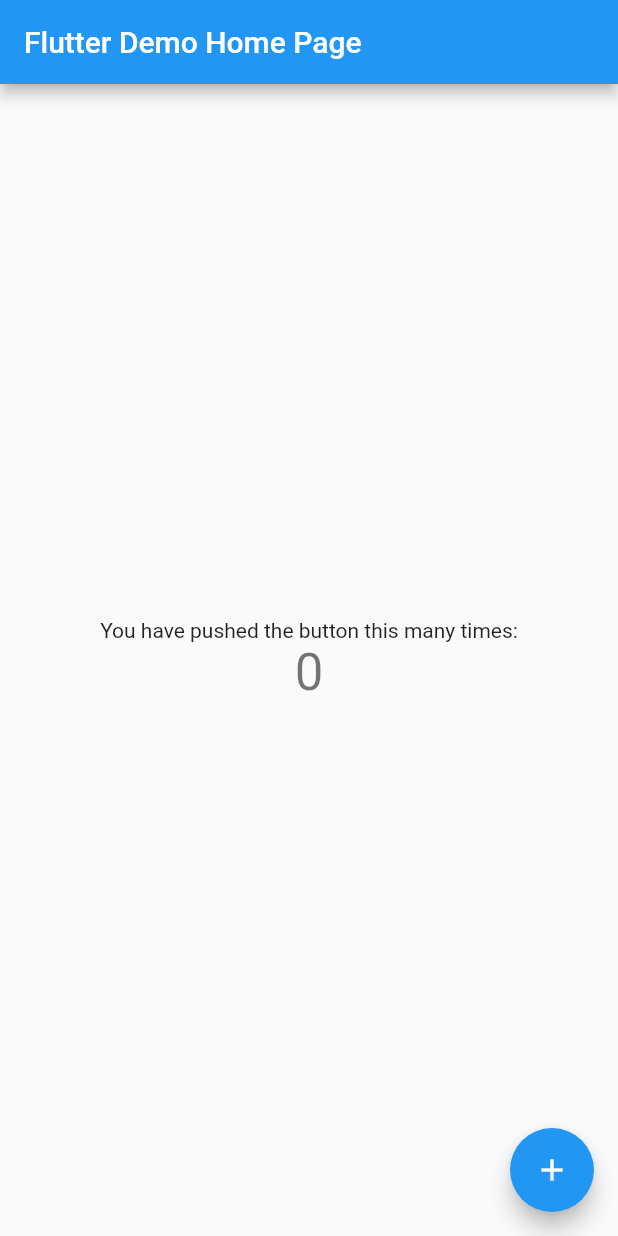
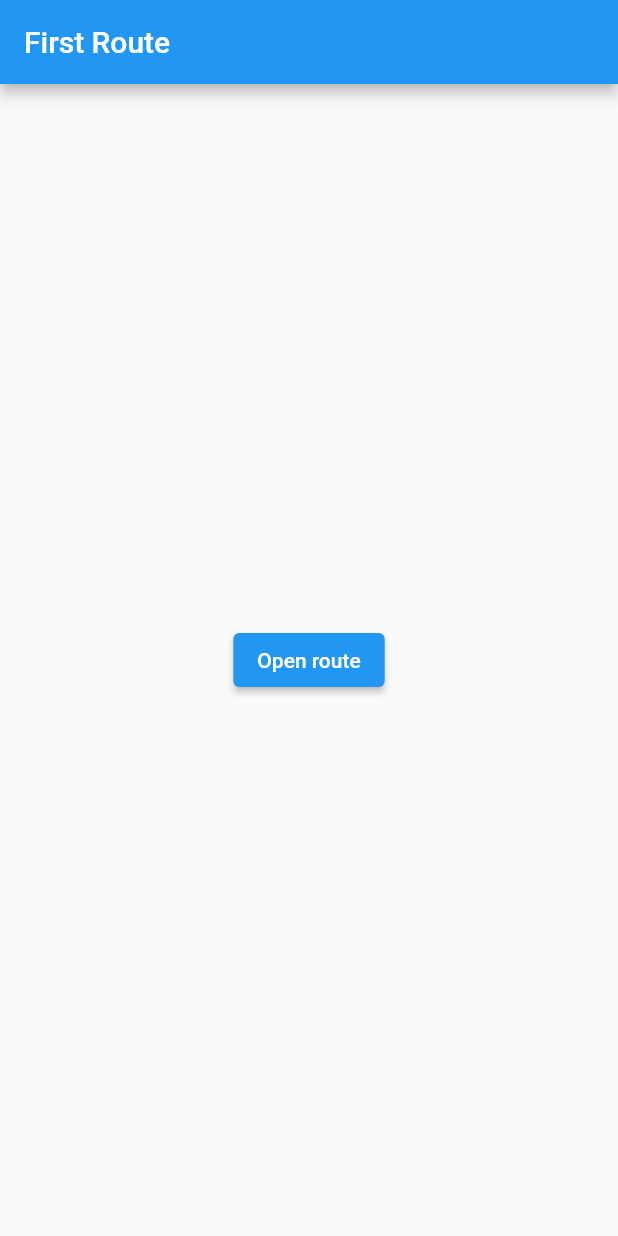
Before and after one commit to Fariszz/Flutter_Navigation, a Flutter app: the screen it shows after launch, on a phone screen of 412 x 824 dp. Run offline on Flutter 3.47's test engine with Material 2 defaults, Android fonts, the phone set to English and light mode, and no system bars.

Commit message:
Create two routes

```diff
--- a/navigate_new_screen_and_back/lib/main.dart
+++ b/navigate_new_screen_and_back/lib/main.dart
@@ -13,103 +13,52 @@
     return MaterialApp(
       title: 'Flutter Demo',
       theme: ThemeData(
-        // This is the theme of your application.
-        //
-        // Try running your application with "flutter run". You'll see the
-        // application has a blue toolbar. Then, without quitting the app, try
-        // changing the primarySwatch below to Colors.green and then invoke
-        // "hot reload" (press "r" in the console where you ran "flutter run",
-        // or simply save your changes to "hot reload" in a Flutter IDE).
-        // Notice that the counter didn't reset back to zero; the application
-        // is not restarted.
+
         primarySwatch: Colors.blue,
       ),
-      home: const MyHomePage(title: 'Flutter Demo Home Page'),
+      home: const FirstRoute()
     );
   }
 }
 
-class MyHomePage extends StatefulWidget {
-  const MyHomePage({Key? key, required this.title}) : super(key: key);
-
-  // This widget is the home page of your application. It is stateful, meaning
-  // that it has a State object (defined below) that contains fields that affect
-  // how it looks.
-
-  // This class is the configuration for the state. It holds the values (in this
-  // case the title) provided by the parent (in this case the App widget) and
-  // used by the build method of the State. Fields in a Widget subclass are
-  // always marked "final".
-
-  final String title;
-
-  @override
-  State<MyHomePage> createState() => _MyHomePageState();
-}
-
-class _MyHomePageState extends State<MyHomePage> {
-  int _counter = 0;
-
-  void _incrementCounter() {
-    setState(() {
-      // This call to setState tells the Flutter framework that something has
-      // changed in this State, which causes it to rerun the build method below
-      // so that the display can reflect the updated values. If we changed
-      // _counter without calling setState(), then the build method would not be
-      // called again, and so nothing would appear to happen.
-      _counter++;
-    });
-  }
+class FirstRoute extends StatelessWidget {
+  const FirstRoute({Key? key}) : super(key: key);
 
   @override
   Widget build(BuildContext context) {
-    // This method is rerun every time setState is called, for instance as done
-    // by the _incrementCounter method above.
-    //
-    // The Flutter framework has been optimized to make rerunning build methods
-    // fast, so that you can just rebuild anything that needs updating rather
-    // than having to individually change instances of widgets.
     return Scaffold(
       appBar: AppBar(
-        // Here we take the value from the MyHomePage object that was created by
-        // the App.build method, and use it to set our appbar title.
-        title: Text(widget.title),
+        title: const Text('First Route'),
       ),
       body: Center(
-        // Center is a layout widget. It takes a single child and positions it
-        // in the middle of the parent.
-        child: Column(
-          // Column is also a layout widget. It takes a list of children and
-          // arranges them vertically. By default, it sizes itself to fit its
-          // children horizontally, and tries to be as tall as its parent.
-          //
-          // Invoke "debug painting" (press "p" in the console, choose the
-          // "Toggle Debug Paint" action from the Flutter Inspector in Android
-          // Studio, or the "Toggle Debug Paint" command in Visual Studio Code)
-          // to see the wireframe for each widget.
-          //
-          // Column has various properties to control how it sizes itself and
-          // how it positions its children. Here we use mainAxisAlignment to
-          // center the children vertically; the main axis here is the vertical
-          // axis because Columns are vertical (the cross axis would be
-          // horizontal).
-          mainAxisAlignment: MainAxisAlignment.center,
-          children: <Widget>[
-            const Text(
-              'You have pushed the button this many times:',
-            ),
-            Text(
-              '$_counter',
-              style: Theme.of(context).textTheme.headline4,
-            ),
-          ],
+        child: ElevatedButton(
+          child: const Text('Open route'),
+          onPressed: () {
+            // Navigate to second route when tapped.
+          },
         ),
       ),
-      floatingActionButton: FloatingActionButton(
-        onPressed: _incrementCounter,
-        tooltip: 'Increment',
-        child: const Icon(Icons.add),
-      ), // This trailing comma makes auto-formatting nicer for build methods.
     );
   }
 }
+
+class SecondRoute extends StatelessWidget {
+  const SecondRoute({Key? key}) : super(key: key);
+
+  @override
+  Widget build(BuildContext context) {
+    return Scaffold(
+      appBar: AppBar(
+        title: const Text('Second Route'),
+      ),
+      body: Center(
+        child: ElevatedButton(
+          onPressed: () {
+            // Navigate back to first route when tapped.
+          },
+          child: const Text('Go back!'),
+        ),
+      ),
+    );
+  }
+}
```
